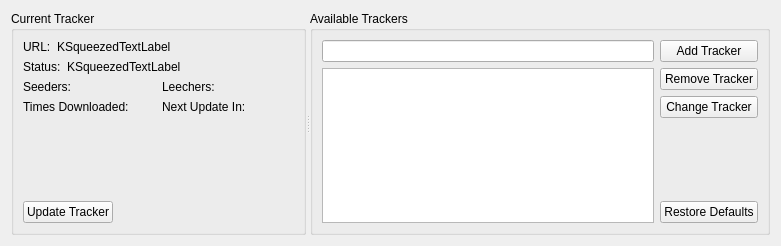
Old version of the form transfer-plugins/bittorrent/advanceddetails/trackerview.ui in the repository KDE/kget.
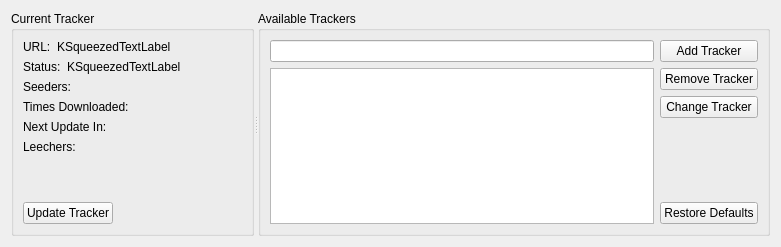
New version of the form. Custom widgets are drawn as their Qt base class.

Commit message: Better use our existing vertical size in the TrackerView

```diff
--- a/transfer-plugins/bittorrent/advanceddetails/trackerview.ui
+++ b/transfer-plugins/bittorrent/advanceddetails/trackerview.ui
@@ -6,7 +6,7 @@
     <x>0</x>
     <y>0</y>
     <width>781</width>
-    <height>246</height>
+    <height>247</height>
    </rect>
   </property>
   <layout class="QGridLayout" name="gridLayout" >
@@ -100,30 +100,6 @@
            </item>
           </layout>
          </item>
-         <item row="0" column="1" >
-          <layout class="QHBoxLayout" >
-           <item>
-            <widget class="QLabel" name="label_6" >
-             <property name="text" >
-              <string>Leechers:</string>
-             </property>
-            </widget>
-           </item>
-           <item>
-            <widget class="QLabel" name="m_leechers" >
-             <property name="sizePolicy" >
-              <sizepolicy vsizetype="Preferred" hsizetype="Expanding" >
-               <horstretch>0</horstretch>
-               <verstretch>0</verstretch>
-              </sizepolicy>
-             </property>
-             <property name="text" >
-              <string/>
-             </property>
-            </widget>
-           </item>
-          </layout>
-         </item>
          <item row="1" column="0" >
           <layout class="QHBoxLayout" >
            <item>
@@ -148,7 +124,7 @@
            </item>
           </layout>
          </item>
-         <item row="1" column="1" >
+         <item row="2" column="0" >
           <layout class="QHBoxLayout" >
            <item>
             <widget class="QLabel" name="label_5" >
@@ -172,6 +148,30 @@
            </item>
           </layout>
          </item>
+         <item row="3" column="0" >
+          <layout class="QHBoxLayout" >
+           <item>
+            <widget class="QLabel" name="label_6" >
+             <property name="text" >
+              <string>Leechers:</string>
+             </property>
+            </widget>
+           </item>
+           <item>
+            <widget class="QLabel" name="m_leechers" >
+             <property name="sizePolicy" >
+              <sizepolicy vsizetype="Preferred" hsizetype="Expanding" >
+               <horstretch>0</horstretch>
+               <verstretch>0</verstretch>
+              </sizepolicy>
+             </property>
+             <property name="text" >
+              <string/>
+             </property>
+            </widget>
+           </item>
+          </layout>
+         </item>
         </layout>
        </item>
        <item>
```
